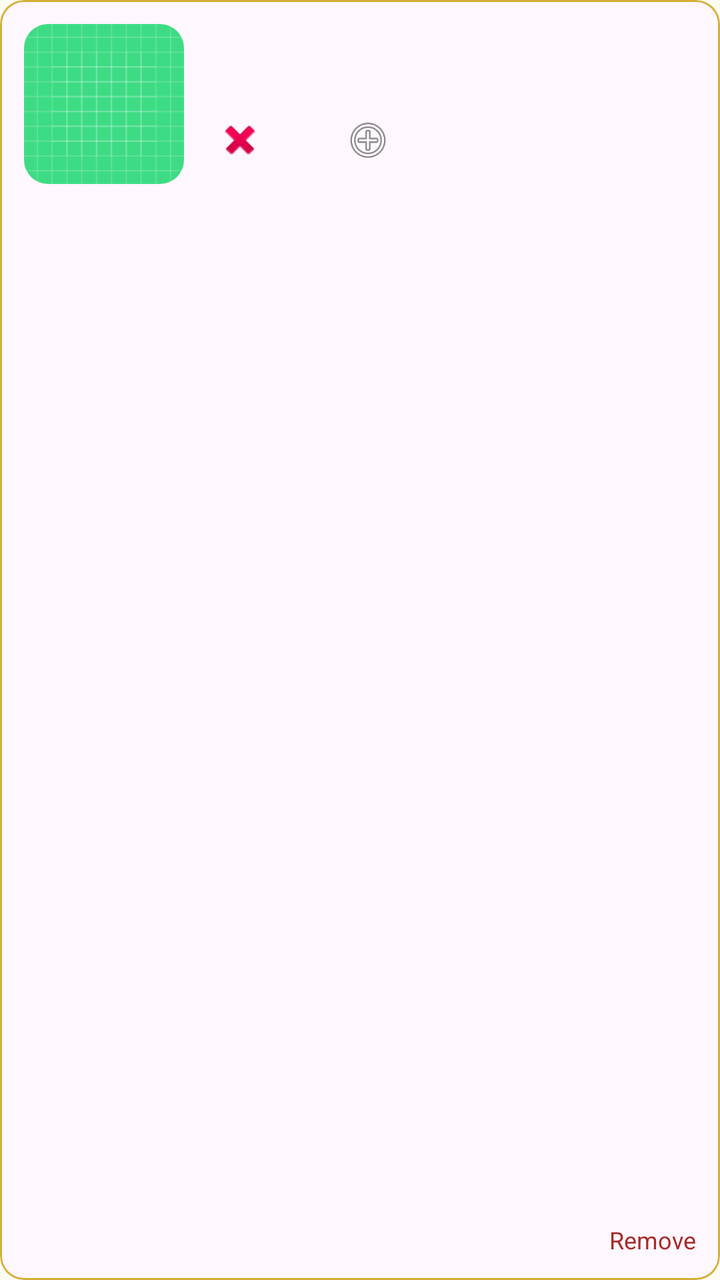
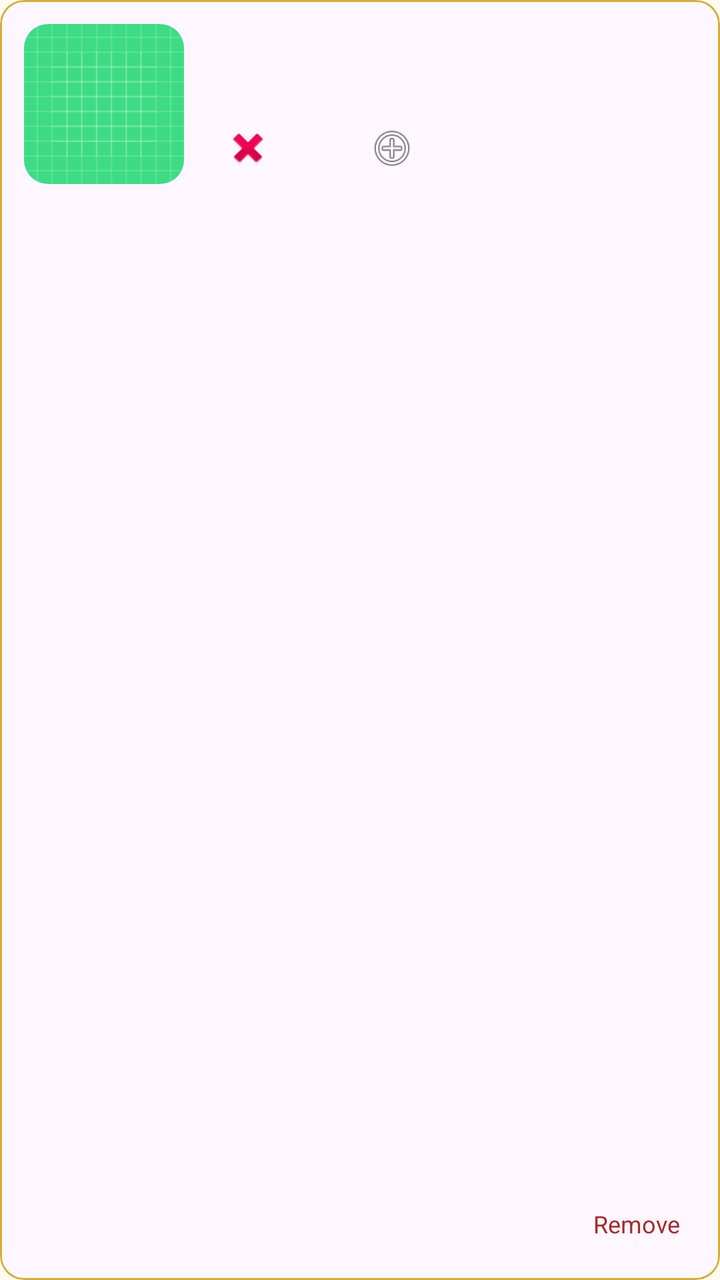

An Android layout rendered at two revisions. The XML below is the earlier revision; the diff shows what the commit changed to produce the second picture.
<!-- AndroidManifest.xml: application theme Theme.Moes -->
<!-- res/layout/activity_item_cart_card.xml -->
<?xml version="1.0" encoding="utf-8"?>
<com.google.android.material.card.MaterialCardView
    xmlns:android="http://schemas.android.com/apk/res/android"
    xmlns:app="http://schemas.android.com/apk/res-auto"
    android:layout_width="match_parent"
    android:layout_height="wrap_content"
    android:layout_marginBottom="12dp"
    app:cardCornerRadius="12dp"
    app:strokeColor="#D4AF37"
    app:strokeWidth="1dp">

    <RelativeLayout
        android:layout_width="match_parent"
        android:layout_height="wrap_content"
        android:padding="12dp">

        <com.google.android.material.imageview.ShapeableImageView
            android:id="@+id/itemImage"
            android:layout_width="80dp"
            android:layout_height="80dp"
            android:scaleType="centerCrop"
            android:src="@drawable/ic_launcher_background"
            app:shapeAppearanceOverlay="@style/RoundedCorners" />

        <LinearLayout
            android:layout_width="wrap_content"
            android:layout_height="wrap_content"
            android:layout_toEndOf="@id/itemImage"
            android:layout_marginStart="16dp"
            android:orientation="vertical">

            <TextView
                android:id="@+id/tvItemName"
                android:layout_width="wrap_content"
                android:layout_height="wrap_content"
                android:textColor="#1B4332"
                android:textStyle="bold"
                android:textSize="16sp" />

            <TextView
                android:id="@+id/tvPriceEach"
                android:layout_width="wrap_content"
                android:layout_height="wrap_content"
                android:textSize="12sp" />

            <LinearLayout
                android:layout_width="wrap_content"
                android:layout_height="wrap_content"
                android:layout_marginTop="8dp"
                android:gravity="center_vertical"
                android:orientation="horizontal">

                <ImageView
                    android:id="@+id/ivMinus"
                    android:layout_width="24dp"
                    android:layout_height="24dp"
                    android:src="@android:drawable/ic_delete" />

                <TextView
                    android:id="@+id/tvQty"
                    android:layout_width="40dp"
                    android:layout_height="wrap_content"
                    android:gravity="center"
                    android:textStyle="bold" />

                <ImageView
                    android:id="@+id/ivAdd"
                    android:layout_width="24dp"
                    android:layout_height="24dp"
                    android:src="@android:drawable/ic_menu_add" />
            </LinearLayout>
        </LinearLayout>

        <TextView
            android:id="@+id/tvLinePrice"
            android:layout_width="wrap_content"
            android:layout_height="wrap_content"
            android:layout_alignParentEnd="true"
            android:textStyle="bold"
            android:textSize="18sp" />

        <TextView
            android:id="@+id/btnRemove"
            android:layout_width="wrap_content"
            android:layout_height="wrap_content"
            android:layout_alignParentEnd="true"
            android:layout_alignParentBottom="true"
            android:layout_marginTop="40dp"
            android:text="Remove"
            android:textColor="#A52A2A"
            android:textSize="12sp" />

    </RelativeLayout>
</com.google.android.material.card.MaterialCardView>
<!-- resources referenced by this layout -->
<resources>
  <!-- drawable ic_launcher_background: vector/xml drawable (drawable, 4866 chars, omitted) -->
  <style name="RoundedCorners">
          <item name="cornerSize">12dp</item>
      </style>
  <style name="Theme.Moes" parent="Theme.Material3.DayNight.NoActionBar">
      
      <item name="colorPrimary">@color/moes_forest_green</item>
      <item name="colorOnPrimary">@color/moes_gold</item>
  
      
      <item name="colorSecondary">@color/moes_gold</item>
      <item name="colorOnSecondary">@color/white</item>
  
      
      <item name="android:windowBackground">@color/moes_cream</item>
      <item name="android:statusBarColor">@color/moes_dark_header</item>
  </style>
  <color name="moes_forest_green">#1B4332</color>
  <color name="moes_gold">#C69C35</color>
  <color name="white">#FFFFFF</color>
  <color name="moes_cream">#FDFCF0</color>
  <color name="moes_dark_header">#121212</color>
</resources>

<!-- the commit's change to res/layout/activity_item_cart_card.xml (unified diff, before → after) -->
@@ -52,8 +52,12 @@
 
                 <ImageView
                     android:id="@+id/ivMinus"
-                    android:layout_width="24dp"
-                    android:layout_height="24dp"
+                    android:layout_width="32dp"
+                    android:layout_height="32dp"
+                    android:padding="4dp"
+                    android:clickable="true"
+                    android:focusable="true"
+                    android:background="?attr/selectableItemBackgroundBorderless"
                     android:src="@android:drawable/ic_delete" />
 
                 <TextView
@@ -65,8 +69,12 @@
 
                 <ImageView
                     android:id="@+id/ivAdd"
-                    android:layout_width="24dp"
-                    android:layout_height="24dp"
+                    android:layout_width="32dp"
+                    android:layout_height="32dp"
+                    android:padding="4dp"
+                    android:clickable="true"
+                    android:focusable="true"
+                    android:background="?attr/selectableItemBackgroundBorderless"
                     android:src="@android:drawable/ic_menu_add" />
             </LinearLayout>
         </LinearLayout>
@@ -86,6 +94,10 @@
             android:layout_alignParentEnd="true"
             android:layout_alignParentBottom="true"
             android:layout_marginTop="40dp"
+            android:padding="8dp"
+            android:clickable="true"
+            android:focusable="true"
+            android:background="?attr/selectableItemBackgroundBorderless"
             android:text="Remove"
             android:textColor="#A52A2A"
             android:textSize="12sp" />
